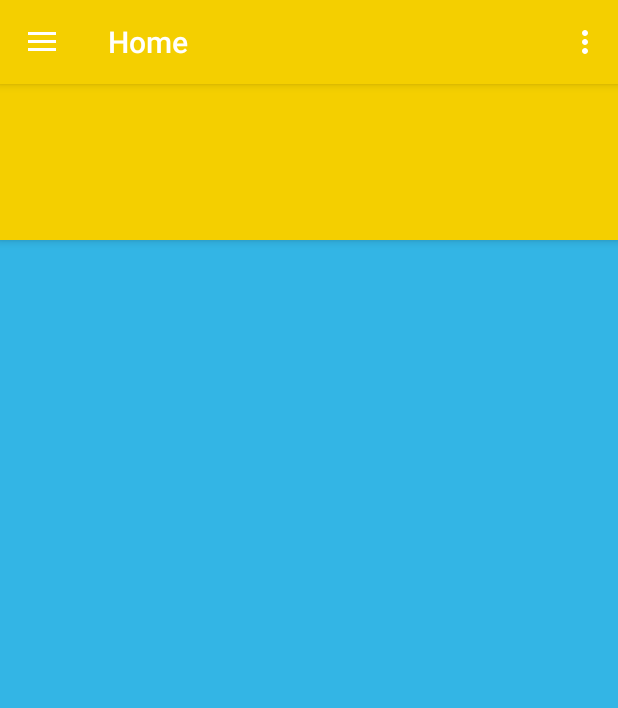
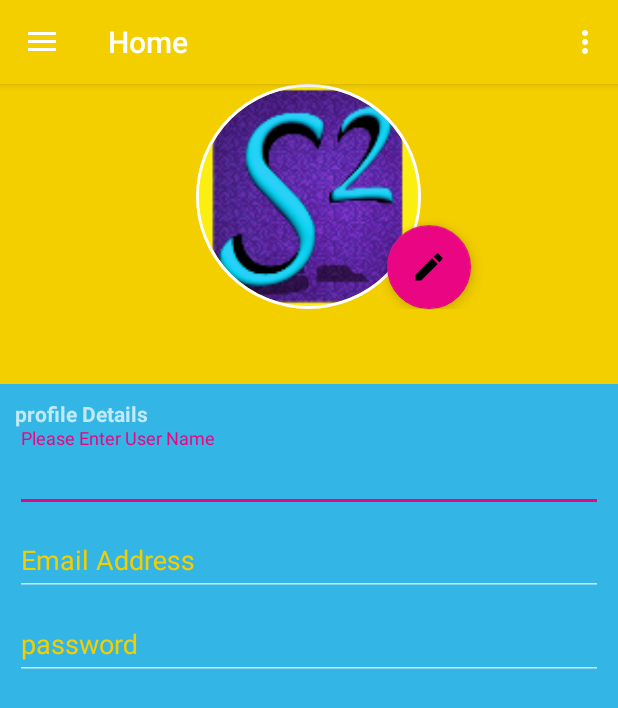
Before and after one commit to MSSIDDIQUE/CoachingApp, an Android app: the screen it shows after launch (MainActivity), after a tap on "Home", on a phone screen of 412 x 824 dp. Shown: the top 708 px of the screen. Run offline under Robolectric (Android 15) with nearby library versions, the phone set to English and light mode, and no system bars; our stand-ins replace CircleImageView, Firebase (no records; nobody signed in at launch, a user with empty details on screens opened directly), Picasso; Roboto replaces fonts that are not available here; 1 other tap on this screen came first.

Commit message:
Profile Sectio Added

```diff
--- a/app/src/main/java/com/example/hello/coachingapp/HomeFragment.java
+++ b/app/src/main/java/com/example/hello/coachingapp/HomeFragment.java
@@ -24,7 +24,7 @@ public class HomeFragment extends android.support.v4.app.Fragment {
     @Override
     public View onCreateView(LayoutInflater inflater, ViewGroup container,
                              Bundle savedInstanceState) {
-        View view = inflater.inflate(R.layout.time_table_layout, container, false);
+        View view = inflater.inflate(R.layout.profile_layout, container, false);
 
         return view;
     }
--- a/app/src/main/java/com/example/hello/coachingapp/MainActivity.java
+++ b/app/src/main/java/com/example/hello/coachingapp/MainActivity.java
@@ -122,6 +122,11 @@ public class MainActivity extends AppCompatActivity
         // as you specify a parent activity in AndroidManifest.xml.
         int id = item.getItemId();
 
+        if(id == R.id.Profile)
+        {
+
+        }
+
         //noinspection SimplifiableIfStatement
         if (id == R.id.action_settings) {
             FirebaseAuth.getInstance().signOut();
--- /dev/null
+++ b/app/src/main/res/layout/profile_layout.xml
@@ -0,0 +1,134 @@
+<?xml version="1.0" encoding="utf-8"?>
+<RelativeLayout xmlns:android="http://schemas.android.com/apk/res/android"
+    xmlns:app="http://schemas.android.com/apk/res-auto"
+    xmlns:tools="http://schemas.android.com/tools"
+    android:id="@+id/activity_profile"
+    android:layout_width="match_parent"
+    android:layout_height="match_parent"
+    android:orientation="vertical">
+
+    <View
+        android:id="@+id/view"
+        android:layout_width="match_parent"
+        android:layout_height="200dp"
+        android:layout_alignParentStart="true"
+        android:layout_alignParentTop="true"
+        android:layout_marginBottom="50dp"
+        android:background="@color/colorPrimary"
+        android:layout_alignParentLeft="true" />
+
+    <ScrollView
+        android:id="@+id/scrolView_account"
+        android:layout_width="match_parent"
+        android:layout_height="match_parent">
+
+
+        <RelativeLayout
+            android:id="@+id/linear_account"
+            android:layout_width="match_parent"
+            android:layout_height="match_parent"
+            android:orientation="vertical">
+
+            <LinearLayout
+                android:layout_width="match_parent"
+                android:layout_height="match_parent"
+                android:layout_marginTop="100dp"
+                android:orientation="vertical">
+
+                <LinearLayout
+                    android:layout_width="match_parent"
+                    android:layout_height="match_parent"
+                    android:layout_marginLeft="10dp"
+                    android:layout_marginRight="10dp"
+                    android:layout_marginTop="100dp"
+                    android:orientation="vertical">
+
+                    <TextView
+                        android:layout_width="match_parent"
+                        android:layout_height="wrap_content"
+                        android:layout_marginTop="10dp"
+                        android:text="profile Details"
+                        android:textStyle="bold" />
+
+                    <android.support.design.widget.TextInputLayout
+                        android:layout_width="match_parent"
+                        android:layout_height="wrap_content"
+                        android:textColorHint="@color/colorPrimary">
+
+                        <EditText
+                            android:layout_width="match_parent"
+                            android:layout_height="wrap_content"
+                            android:hint="Please Enter User Name"
+                            android:imeOptions="actionNext"
+                            android:textColorHint="@color/colorPrimary" />
+
+                    </android.support.design.widget.TextInputLayout>
+
+                    <android.support.design.widget.TextInputLayout
+                        android:layout_width="match_parent"
+                        android:layout_height="wrap_content"
+                        android:textColorHint="@color/colorPrimary">
+
+                        <EditText
+                            android:layout_width="match_parent"
+                            android:layout_height="wrap_content"
+                            android:hint="Email Address"
+                            android:imeOptions="actionNext"
+                            android:inputType="textEmailAddress"
+                            android:textColorHint="@color/colorPrimary" />
+
+                    </android.support.design.widget.TextInputLayout>
+
+
+                    <android.support.design.widget.TextInputLayout
+                        android:layout_width="match_parent"
+                        android:layout_height="wrap_content"
+                        android:textColorHint="@color/colorPrimary">
+
+                        <EditText
+                            android:layout_width="match_parent"
+                            android:layout_height="wrap_content"
+                            android:hint="password"
+                            android:imeOptions="actionNext"
+                            android:inputType="textPassword"
+                            android:textColorHint="@color/colorPrimary" />
+
+                    </android.support.design.widget.TextInputLayout>
+
+
+                </LinearLayout>
+            </LinearLayout>
+
+            <RelativeLayout
+                android:layout_width="match_parent"
+                android:layout_height="wrap_content"
+                android:layout_alignParentTop="true"
+                android:layout_alignParentStart="true"
+                android:layout_alignParentLeft="true">
+
+                <de.hdodenhof.circleimageview.CircleImageView
+                    android:id="@+id/imageview_account_profile"
+                    android:layout_width="150dp"
+                    android:layout_height="150dp"
+                    android:layout_alignParentTop="true"
+                    android:layout_centerHorizontal="true"
+                    android:src="@mipmap/ic_launcher"
+                    app:civ_border_color="#FFFFFF"
+                    app:civ_border_width="2dp" />
+
+                <android.support.design.widget.FloatingActionButton
+                    android:id="@+id/floatingActionButton"
+                    android:layout_width="wrap_content"
+                    android:layout_height="wrap_content"
+                    android:layout_alignParentBottom="true"
+                    android:layout_alignParentEnd="true"
+                    android:layout_marginEnd="98dp"
+                    android:src="@drawable/ic_create_black_24dp" />
+
+            </RelativeLayout>
+
+
+        </RelativeLayout>
+    </ScrollView>
+
+</RelativeLayout>
--- a/app/src/main/res/layout/sign_up_layout.xml
+++ b/app/src/main/res/layout/sign_up_layout.xml
@@ -86,7 +86,7 @@
         android:paddingBottom="5dp"
         android:text="Register"
         android:textAllCaps="false"
-        android:textColor="?attr/colorPrimaryDark"
+        android:textColor="@color/colorPrimaryDark"
         android:textColorHighlight="@android:color/holo_red_dark"
         android:textColorHint="@color/colorAccent"
         android:textSize="20dp"
--- a/app/src/main/res/menu/activity_main_drawer.xml
+++ b/app/src/main/res/menu/activity_main_drawer.xml
@@ -14,8 +14,8 @@
             android:title="Our Toppers" />
         <item
             android:id="@+id/nav_gallery"
-            android:icon="@drawable/ic_menu_gallery"
-            android:title="Gallery" />
+            android:icon="@drawable/ic_access_time_black_24dp"
+            android:title="Time Table" />
         <item
             android:id="@+id/nav_studymaterial"
             android:icon="@mipmap/ic_book_black_24dp"
--- a/app/src/main/res/menu/main.xml
+++ b/app/src/main/res/menu/main.xml
@@ -6,4 +6,10 @@
         android:orderInCategory="100"
         android:title="Logout"
         app:showAsAction="never" />
+    <item
+        android:id="@+id/Profile"
+        android:icon="@mipmap/ic_contact_mail_black_24dp"
+        android:orderInCategory="100"
+        android:title="Profile"
+        app:showAsAction="never" />
 </menu>
--- a/build.gradle
+++ b/build.gradle
@@ -7,7 +7,7 @@ buildscript {
         jcenter()
     }
     dependencies {
-        classpath 'com.android.tools.build:gradle:3.1.0'
+        classpath 'com.android.tools.build:gradle:3.1.3'
 
 
         // NOTE: Do not place your application dependencies here; they belong
```
Also changed, not shown: app/src/main/res/layout/login_layout.xml (+44 -15 lines).
